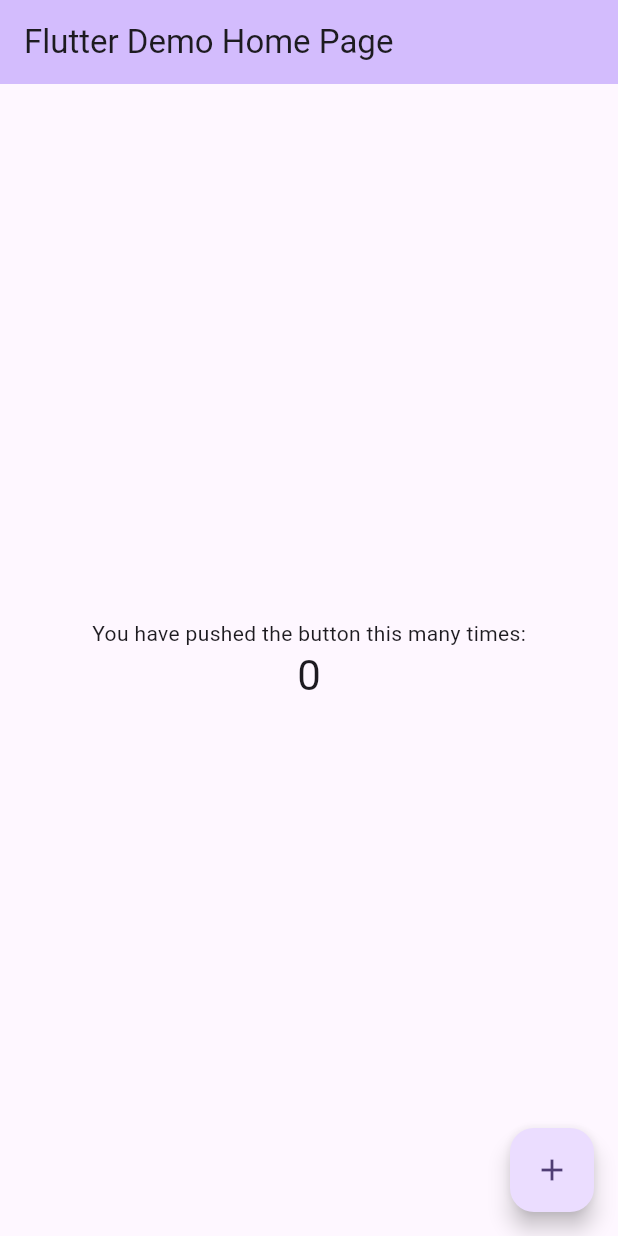
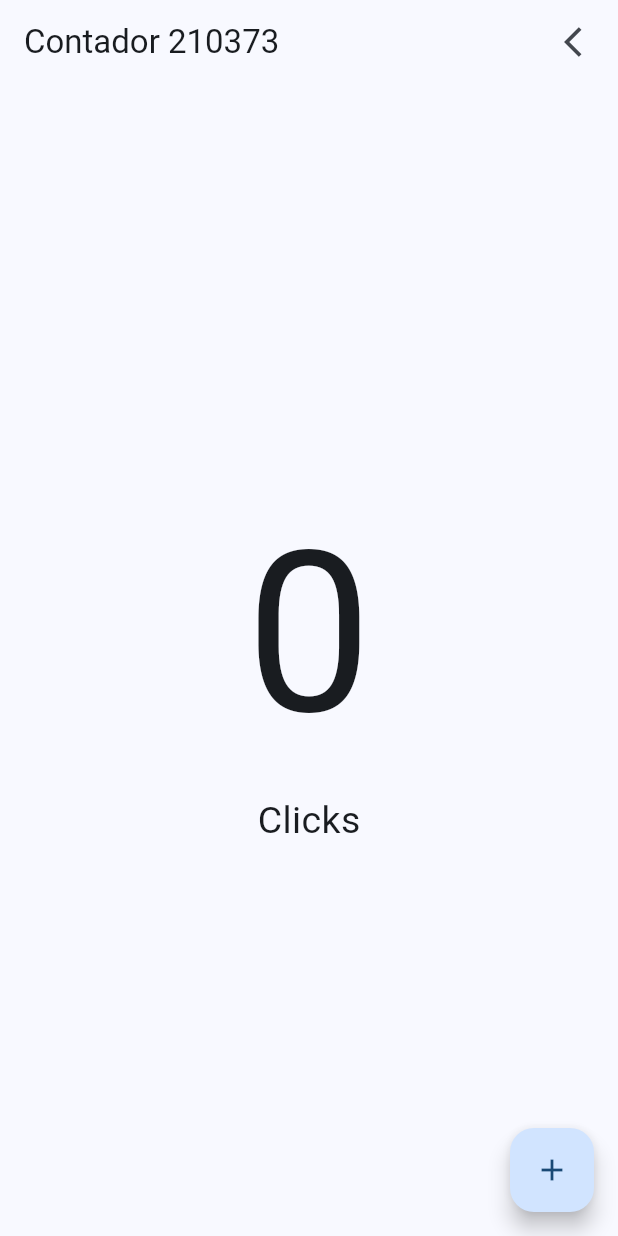
Before and after one commit to jjuancoo/DMI-10A-HelloWorld-Flutter, a Flutter app: the screen it shows after launch, on a phone screen of 412 x 824 dp. Run offline on Flutter 3.47's test engine with Material 3 defaults, Android fonts, the phone set to English and light mode, and no system bars.

Commit message:
Practica 21
Crea la app del contador y primeros pasos con los estilos

```diff
--- a/helloworld_app_210373/lib/main.dart
+++ b/helloworld_app_210373/lib/main.dart
@@ -1,4 +1,5 @@
 import 'package:flutter/material.dart';
+import 'package:helloworld_app_210373/presentation/screens/counter_screen.dart';
 
 void main() {
   runApp(const MyApp());
@@ -7,119 +8,16 @@
 class MyApp extends StatelessWidget {
   const MyApp({super.key});
 
-  // This widget is the root of your application.
   @override
   Widget build(BuildContext context) {
-    return MaterialApp(
-      title: 'Flutter Demo',
-      theme: ThemeData(
-        // This is the theme of your application.
-        //
-        // TRY THIS: Try running your application with "flutter run". You'll see
-        // the application has a purple toolbar. Then, without quitting the app,
-        // try changing the seedColor in the colorScheme below to Colors.green
-        // and then invoke "hot reload" (save your changes or press the "hot
-        // reload" button in a Flutter-supported IDE, or press "r" if you used
-        // the command line to start the app).
-        //
-        // Notice that the counter didn't reset back to zero; the application
-        // state is not lost during the reload. To reset the state, use hot
-        // restart instead.
-        //
-        // This works for code too, not just values: Most code changes can be
-        // tested with just a hot reload.
-        colorScheme: ColorScheme.fromSeed(seedColor: Colors.deepPurple),
-        useMaterial3: true,
-      ),
-      home: const MyHomePage(title: 'Flutter Demo Home Page'),
-    );
+    return  MaterialApp(
+        //Quitar el modo de desarrollo
+        debugShowCheckedModeBanner: false,
+        theme: ThemeData (
+          colorSchemeSeed: Colors.blue
+        ),
+        home: (
+          CounterScreen()
+        ));
   }
 }
-
-class MyHomePage extends StatefulWidget {
-  const MyHomePage({super.key, required this.title});
-
-  // This widget is the home page of your application. It is stateful, meaning
-  // that it has a State object (defined below) that contains fields that affect
-  // how it looks.
-
-  // This class is the configuration for the state. It holds the values (in this
-  // case the title) provided by the parent (in this case the App widget) and
-  // used by the build method of the State. Fields in a Widget subclass are
-  // always marked "final".
-
-  final String title;
-
-  @override
-  State<MyHomePage> createState() => _MyHomePageState();
-}
-
-class _MyHomePageState extends State<MyHomePage> {
-  int _counter = 0;
-
-  void _incrementCounter() {
-    setState(() {
-      // This call to setState tells the Flutter framework that something has
-      // changed in this State, which causes it to rerun the build method below
-      // so that the display can reflect the updated values. If we changed
-      // _counter without calling setState(), then the build method would not be
-      // called again, and so nothing would appear to happen.
-      _counter++;
-    });
-  }
-
-  @override
-  Widget build(BuildContext context) {
-    // This method is rerun every time setState is called, for instance as done
-    // by the _incrementCounter method above.
-    //
-    // The Flutter framework has been optimized to make rerunning build methods
-    // fast, so that you can just rebuild anything that needs updating rather
-    // than having to individually change instances of widgets.
-    return Scaffold(
-      appBar: AppBar(
-        // TRY THIS: Try changing the color here to a specific color (to
-        // Colors.amber, perhaps?) and trigger a hot reload to see the AppBar
-        // change color while the other colors stay the same.
-        backgroundColor: Theme.of(context).colorScheme.inversePrimary,
-        // Here we take the value from the MyHomePage object that was created by
-        // the App.build method, and use it to set our appbar title.
-        title: Text(widget.title),
-      ),
-      body: Center(
-        // Center is a layout widget. It takes a single child and positions it
-        // in the middle of the parent.
-        child: Column(
-          // Column is also a layout widget. It takes a list of children and
-          // arranges them vertically. By default, it sizes itself to fit its
-          // children horizontally, and tries to be as tall as its parent.
-          //
-          // Column has various properties to control how it sizes itself and
-          // how it positions its children. Here we use mainAxisAlignment to
-          // center the children vertically; the main axis here is the vertical
-          // axis because Columns are vertical (the cross axis would be
-          // horizontal).
-          //
-          // TRY THIS: Invoke "debug painting" (choose the "Toggle Debug Paint"
-          // action in the IDE, or press "p" in the console), to see the
-          // wireframe for each widget.
-          mainAxisAlignment: MainAxisAlignment.center,
-          children: <Widget>[
-            const Text(
-              'You have pushed the button this many times:',
-            ),
-            Text(
-              '$_counter',
-              style: Theme.of(context).textTheme.headlineMedium,
-            ),
-          ],
-        ),
-      ),
-      floatingActionButton: FloatingActionButton(
-        onPressed: _incrementCounter,
-        tooltip: 'Increment',
-        child: const Icon(Icons.add),
-      ), // This trailing comma makes auto-formatting nicer for build methods.
-    );
-  }
-}
--- /dev/null
+++ b/helloworld_app_210373/lib/presentation/screens/counter_screen.dart
@@ -0,0 +1,56 @@
+import 'package:flutter/material.dart';
+
+class CounterScreen extends StatefulWidget {
+  const CounterScreen({super.key});
+
+  @override
+  State<CounterScreen> createState() => _CounterScreenState();
+}
+
+int clickCounter = 0;
+
+//TODO: crear una variable para el contador y un botón para reiniciar el contador
+//TODO: Tarea quitar la s cuando un clik y cuando sea más
+
+class _CounterScreenState extends State<CounterScreen> {
+  @override
+  Widget build(BuildContext context) {
+    return Scaffold(
+      appBar: AppBar(
+        title: const Text('Contador 210373'),
+        actions: [
+          IconButton(
+            onPressed: () {
+              // Handle reset button press
+            },
+            icon: const Icon(Icons.arrow_back_ios),
+          ),
+        ],
+      ),
+      body: Center(
+        child: Column(
+          mainAxisAlignment: MainAxisAlignment.center,
+          children: [
+            Text(
+              '$clickCounter',
+              style:
+                  const TextStyle(fontSize: 150, fontWeight: FontWeight.w400),
+            ),
+            const Text(
+              'Clicks',
+              style: TextStyle(fontSize: 25, fontWeight: FontWeight.w400),
+            )
+          ],
+        ),
+      ),
+      floatingActionButton: FloatingActionButton(
+        onPressed: () {
+          setState(() {
+            clickCounter++;
+          });
+        },
+        child: const Icon(Icons.add),
+      ),
+    );
+  }
+}
```
